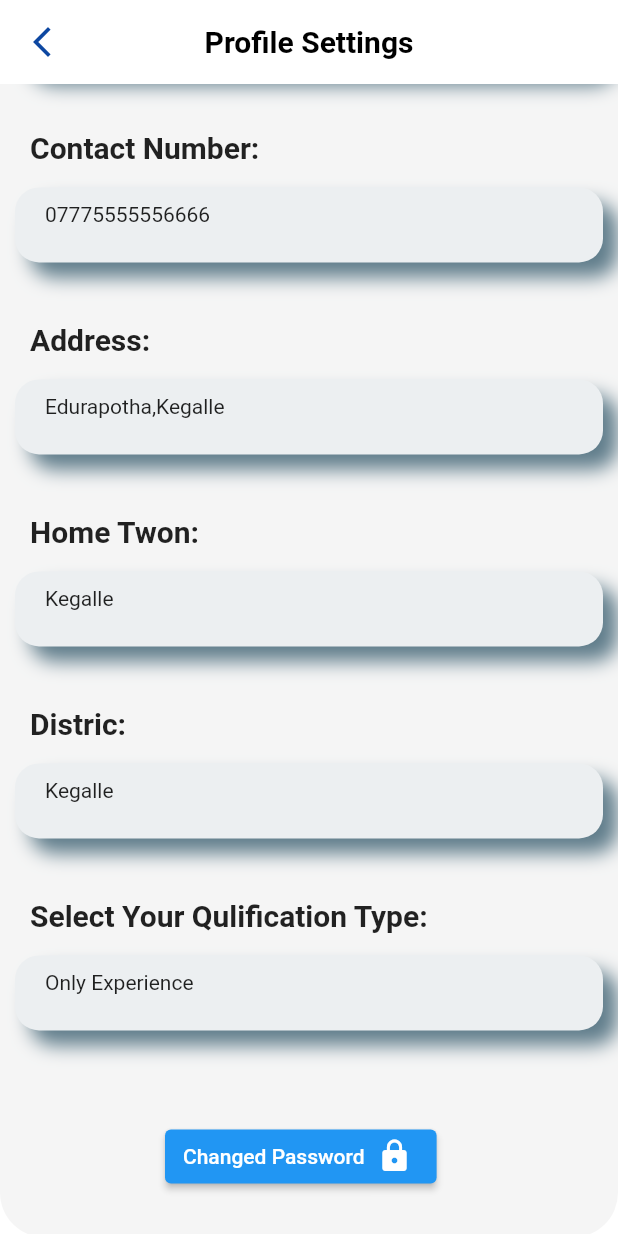
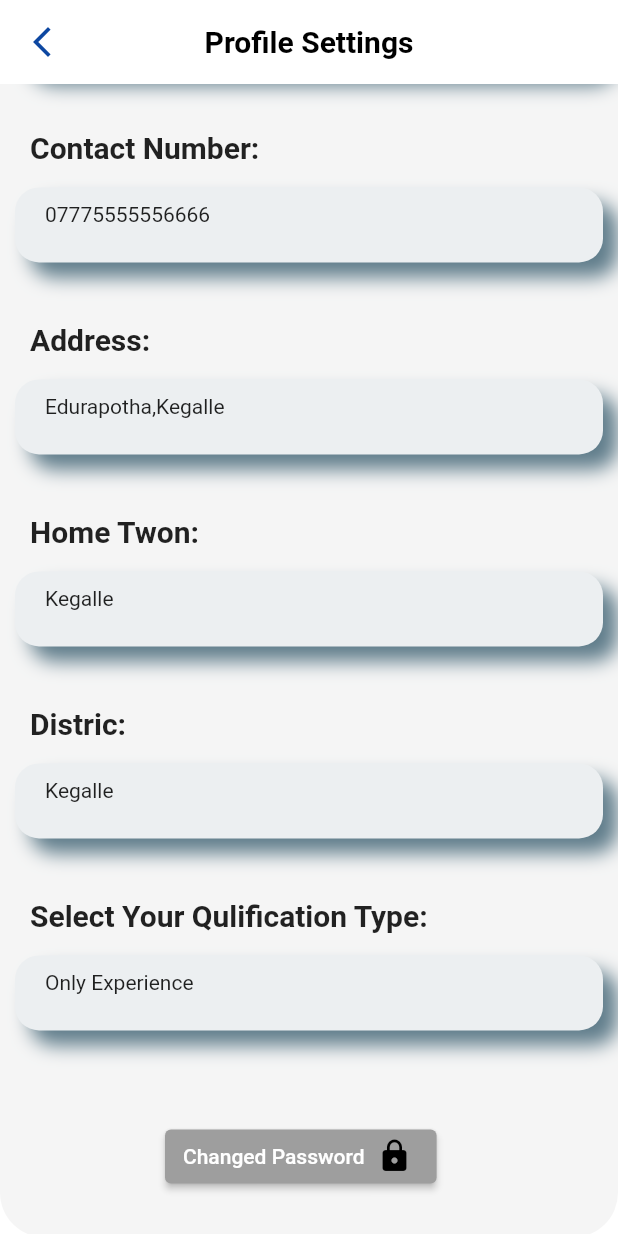
Before and after one commit to ProSiteGroup2/Group2, a Flutter app: the screen it shows after launch, scrolled down 878 dp, on a phone screen of 412 x 824 dp. Run offline on Flutter 3.47's test engine with Material 2 defaults, Android fonts, the phone set to English and light mode, and no system bars.

Commit message:
update elavatedbutton

```diff
--- a/lib/main.dart
+++ b/lib/main.dart
@@ -10,7 +10,9 @@ class MyApp extends StatelessWidget {
   @override
   Widget build(BuildContext context) {
     return MaterialApp(
-
+      theme: ThemeData(
+        primarySwatch: Colors.grey,
+      ),
       home: MyHomePage(),
     );
   }
```
